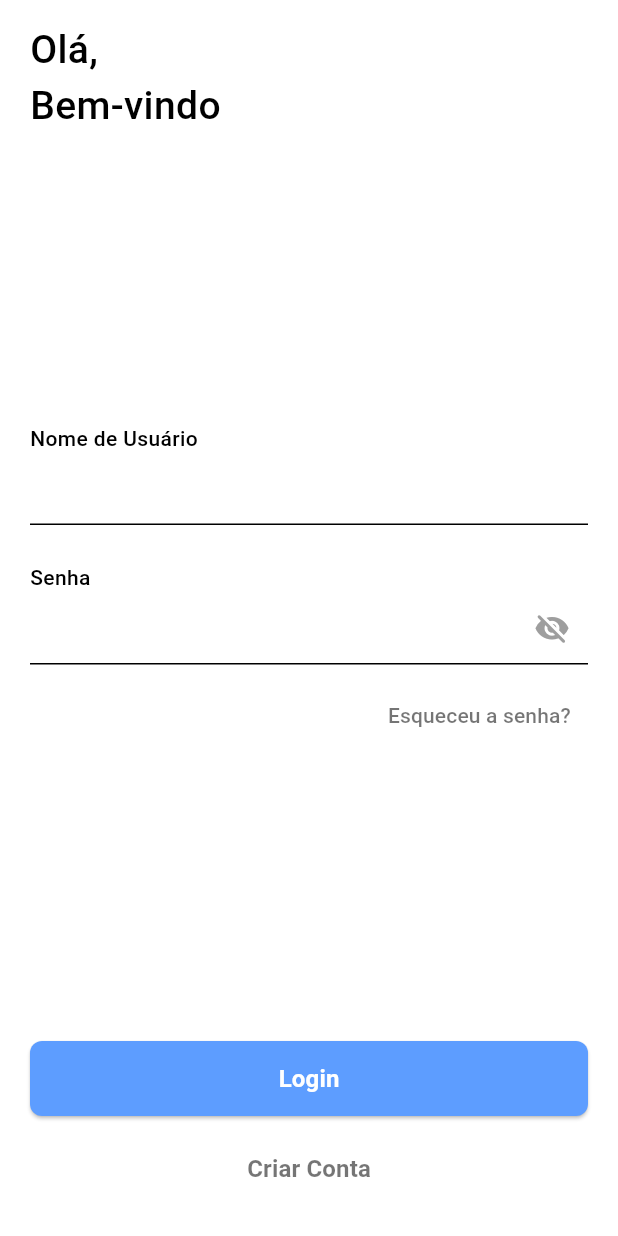
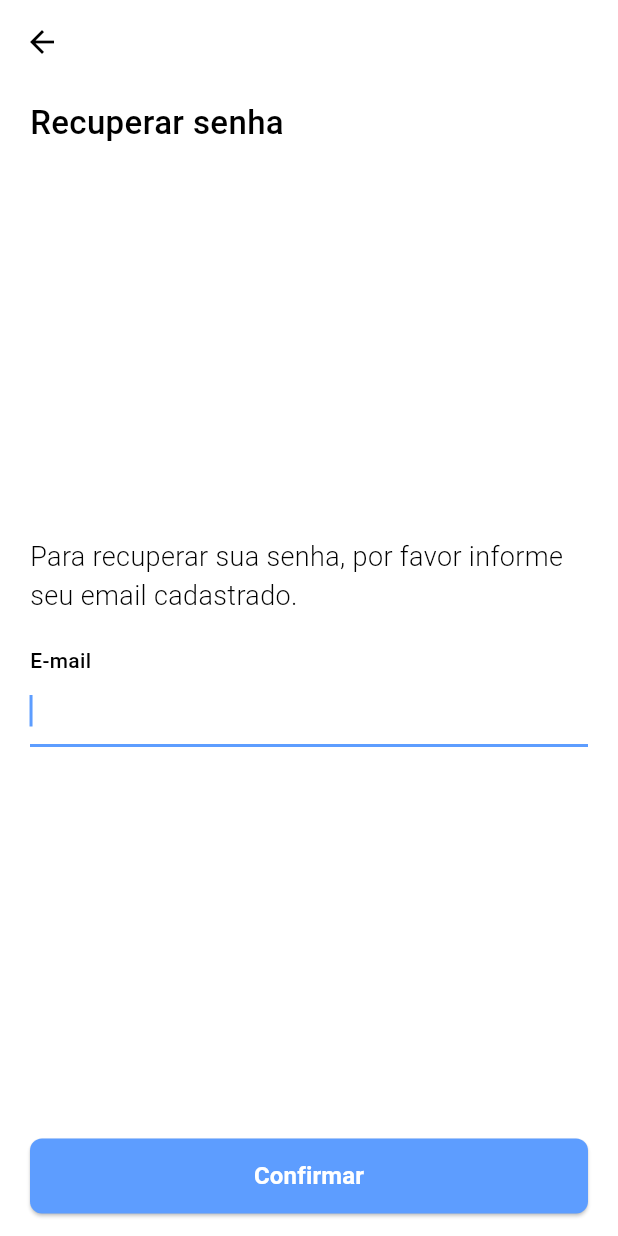
Before and after one commit to LucassCorrea/contact-list, a Flutter app: the screen it shows after launch, after a tap on "Esqueceu a senha?", on a phone screen of 412 x 824 dp. Run offline on Flutter 3.47's test engine with Material 3 defaults, Android fonts, the phone set to English and light mode, and no system bars; our stand-ins replace dio, flutter_dotenv.

Commit message:
adicionando respostas para usuário sobre recuperação de senha

```diff
--- a/lib/core/routes/routes.dart
+++ b/lib/core/routes/routes.dart
@@ -1,4 +1,5 @@
 class Routes {
-  static const homepage = "/";
+  static const login = "/";
   static const register = "/register";
+  static const forgot = "/forgot_password";
 }
--- a/lib/core/theme/theme.dart
+++ b/lib/core/theme/theme.dart
@@ -10,11 +10,11 @@ class AppTheme {
       secondary: Colors.black,
       onSecondary: Colors.white,
       error: Colors.red,
-      onError: Colors.white,
+      onError: Colors.black,
       background: Colors.white,
       onBackground: Colors.black,
-      surface: Colors.black,
-      onSurface: Colors.white,
+      surface: Colors.white,
+      onSurface: Colors.black,
     ),
     elevatedButtonTheme: ElevatedButtonThemeData(
       style: ElevatedButton.styleFrom(
@@ -31,6 +31,10 @@ class AppTheme {
         backgroundColor: Colors.transparent,
         foregroundColor: const Color(0xff767676),
       ),
+    ),
+    appBarTheme: const AppBarTheme(
+      foregroundColor: Colors.black,
+      backgroundColor: Colors.transparent,
     ),
     inputDecorationTheme: const InputDecorationTheme(
       activeIndicatorBorder: BorderSide(
--- a/lib/main.dart
+++ b/lib/main.dart
@@ -1,5 +1,6 @@
 import 'package:contact_list/core/theme/theme.dart';
 import 'package:contact_list/core/routes/routes.dart';
+import 'package:contact_list/ui/pages/forgot_page.dart';
 import 'package:contact_list/ui/pages/login_page.dart';
 import 'package:contact_list/ui/pages/register_page.dart';
 import 'package:flutter/material.dart';
@@ -17,11 +18,13 @@ class MainApp extends StatelessWidget {
   @override
   Widget build(BuildContext context) {
     return MaterialApp(
+      locale: const Locale("pt", "BR"),
       theme: AppTheme.themeLight,
       debugShowCheckedModeBanner: false,
       routes: {
-        Routes.homepage: (context) => const LoginPage(),
+        Routes.login: (context) => const LoginPage(),
         Routes.register: (context) => const RegisterPage(),
+        Routes.forgot: (context) => const ForgotPage(),
       },
     );
   }
--- /dev/null
+++ b/lib/ui/pages/forgot_page.dart
@@ -0,0 +1,61 @@
+import 'package:contact_list/ui/widgets/custom_column_widget.dart';
+import 'package:contact_list/ui/widgets/text_form_widget.dart';
+import 'package:flutter/material.dart';
+
+class ForgotPage extends StatefulWidget {
+  const ForgotPage({super.key});
+
+  @override
+  State<ForgotPage> createState() => _ForgotPageState();
+}
+
+class _ForgotPageState extends State<ForgotPage> {
+  final _formKey = GlobalKey<FormState>();
+  final email = TextEditingController();
+
+  @override
+  Widget build(BuildContext context) {
+    return Scaffold(
+      appBar: AppBar(),
+      body: SafeArea(
+        child: Form(
+          key: _formKey,
+          child: CustomColumn(
+            padding: const EdgeInsets.fromLTRB(20, 10, 20, 15),
+            children: [
+              const Text(
+                "Recuperar senha",
+                style: TextStyle(fontSize: 22),
+              ),
+              Flexible(
+                child: Column(
+                  mainAxisAlignment: MainAxisAlignment.center,
+                  children: [
+                    const Text(
+                      "Para recuperar sua senha, por favor informe seu email cadastrado.",
+                      maxLines: 10,
+                      style: TextStyle(
+                        fontSize: 18,
+                        fontWeight: FontWeight.w300,
+                      ),
+                    ),
+                    const SizedBox(height: 20),
+                    TextFormWidget(
+                      title: "E-mail",
+                      controller: email,
+                      autofocus: true,
+                    ),
+                  ],
+                ),
+              ),
+              ElevatedButton(
+                onPressed: () {},
+                child: const Text("Confirmar"),
+              ),
+            ],
+          ),
+        ),
+      ),
+    );
+  }
+}
--- a/lib/ui/pages/login_page.dart
+++ b/lib/ui/pages/login_page.dart
@@ -33,7 +33,6 @@ class _LoginPageState extends State<LoginPage> {
           child: LayoutBuilder(
             builder: (context, constraints) {
               return CustomColumn(
-                crossAxisAlignment: CrossAxisAlignment.stretch,
                 children: [
                   const Text(
                     "Olá,",
@@ -63,7 +62,9 @@ class _LoginPageState extends State<LoginPage> {
                         Container(
                           alignment: Alignment.centerRight,
                           child: TextButton(
-                            onPressed: () {},
+                            onPressed: () {
+                              Navigator.pushNamed(context, Routes.forgot);
+                            },
                             child: const Text(
                               "Esqueceu a senha?",
                               style: TextStyle(
@@ -71,7 +72,6 @@ class _LoginPageState extends State<LoginPage> {
                                 fontWeight: FontWeight.w500,
                                 fontSize: 14,
                               ),
-                              textAlign: TextAlign.end,
                             ),
                           ),
                         ),
@@ -84,12 +84,13 @@ class _LoginPageState extends State<LoginPage> {
                   ),
                   const SizedBox(height: 10),
                   ElevatedButton(
-                    onPressed: () {
+                    onPressed: () async {
                       Navigator.pushNamed(context, Routes.register);
                     },
                     style: ElevatedButton.styleFrom(
                       shadowColor: Colors.transparent,
                       backgroundColor: Colors.transparent,
+                      surfaceTintColor: Colors.transparent,
                       foregroundColor: Colors.black54,
                     ),
                     child: const Text("Criar Conta"),
--- a/lib/ui/pages/register_page.dart
+++ b/lib/ui/pages/register_page.dart
@@ -32,7 +32,6 @@ class _RegisterPageState extends State<RegisterPage> {
         child: Form(
           key: _formKey,
           child: CustomColumn(
-            crossAxisAlignment: CrossAxisAlignment.stretch,
             children: [
               const Text(
                 "Cadastro",
--- a/lib/ui/widgets/custom_column_widget.dart
+++ b/lib/ui/widgets/custom_column_widget.dart
@@ -11,7 +11,7 @@ class CustomColumn extends StatelessWidget {
     required this.children,
     this.padding = const EdgeInsets.fromLTRB(20, 15, 20, 20),
     this.mainAxisAlignment = MainAxisAlignment.start,
-    this.crossAxisAlignment = CrossAxisAlignment.center,
+    this.crossAxisAlignment = CrossAxisAlignment.stretch,
   });
 
   @override
--- a/lib/ui/widgets/text_form_widget.dart
+++ b/lib/ui/widgets/text_form_widget.dart
@@ -5,6 +5,7 @@ class TextFormWidget extends StatefulWidget {
   final TextEditingController controller;
   final bool visibility;
   final String? Function(String?)? validator;
+  final bool autofocus;
 
   const TextFormWidget({
     super.key,
@@ -12,6 +13,7 @@ class TextFormWidget extends StatefulWidget {
     required this.controller,
     this.validator,
     this.visibility = false,
+    this.autofocus = false,
   });
 
   @override
@@ -19,7 +21,7 @@ class TextFormWidget extends StatefulWidget {
 }
 
 class _TextFormWidgetState extends State<TextFormWidget> {
-  var obscureText = true;
+  var obscureText = false;
 
   @override
   Widget build(BuildContext context) {
@@ -41,6 +43,7 @@ class _TextFormWidgetState extends State<TextFormWidget> {
           cursorColor: const Color(0xff5d9dff),
           obscureText: obscureText,
           validator: widget.validator,
+          autofocus: widget.autofocus,
           style: const TextStyle(
             color: Colors.black,
             fontSize: 14,
```
Also changed, not shown: lib/ui/pages/answers/forgot_answers.dart (added, +40 -0 lines), lib/ui/widgets/page_widget.dart (added, +73 -0 lines), 1 other file.
